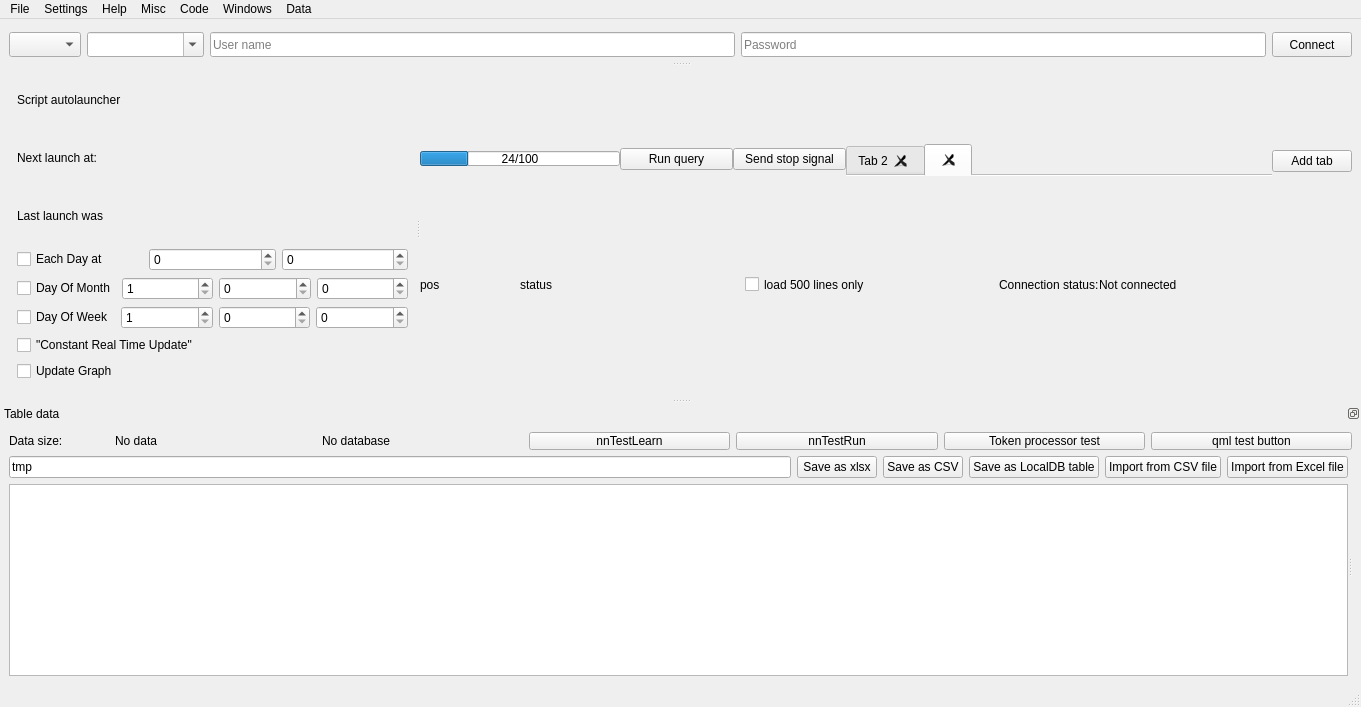
Above: DBLoader CMake/loaderwidnow.ui from gfifgfifofich/DB_loader before the change. Below: the same form after it.
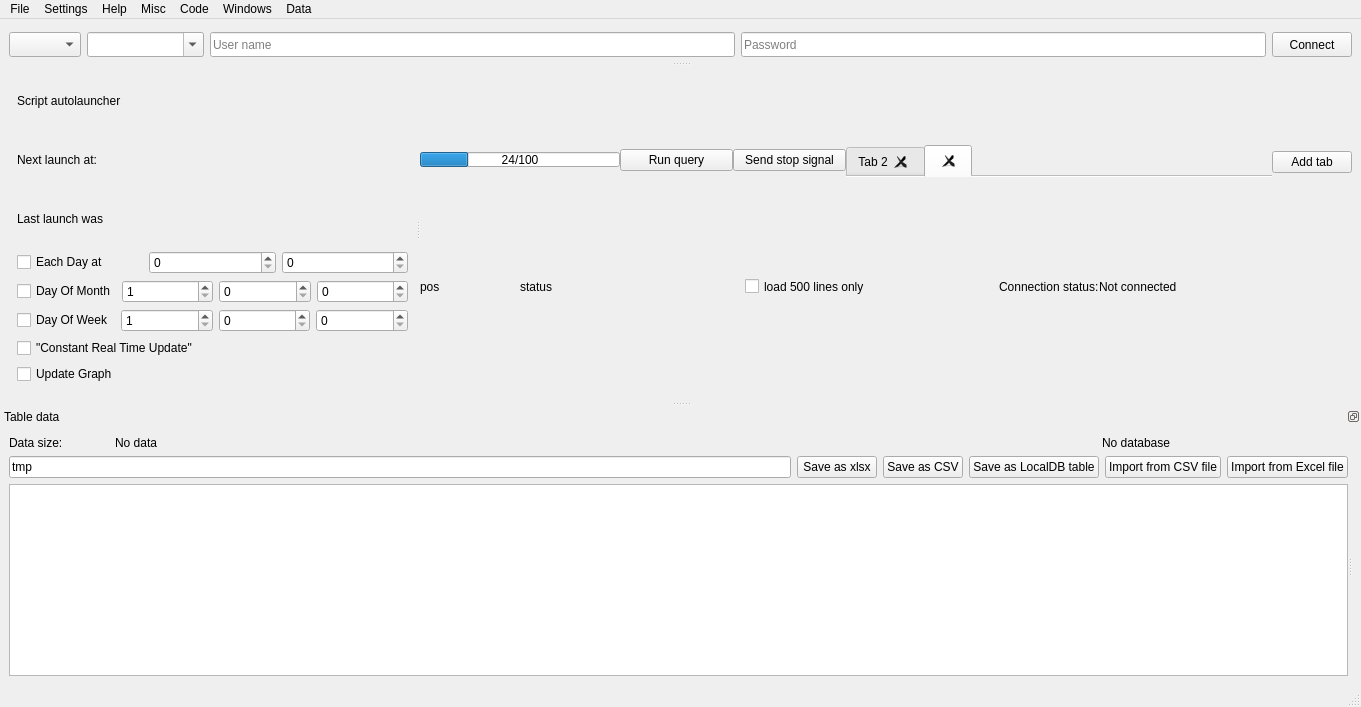
That is the form after the change.

What changed in the file:
```diff
--- a/DBLoader CMake/loaderwidnow.ui
+++ b/DBLoader CMake/loaderwidnow.ui
@@ -735,82 +735,6 @@
          </property>
         </widget>
        </item>
-       <item>
-        <widget class="QPushButton" name="nnTestLearn">
-         <property name="minimumSize">
-          <size>
-           <width>0</width>
-           <height>15</height>
-          </size>
-         </property>
-         <property name="maximumSize">
-          <size>
-           <width>16777215</width>
-           <height>18</height>
-          </size>
-         </property>
-         <property name="text">
-          <string>nnTestLearn</string>
-         </property>
-        </widget>
-       </item>
-       <item>
-        <widget class="QPushButton" name="nnTestRun">
-         <property name="minimumSize">
-          <size>
-           <width>0</width>
-           <height>15</height>
-          </size>
-         </property>
-         <property name="maximumSize">
-          <size>
-           <width>16777215</width>
-           <height>18</height>
-          </size>
-         </property>
-         <property name="text">
-          <string>nnTestRun</string>
-         </property>
-        </widget>
-       </item>
-       <item>
-        <widget class="QPushButton" name="pushButton_2">
-         <property name="minimumSize">
-          <size>
-           <width>0</width>
-           <height>15</height>
-          </size>
-         </property>
-         <property name="maximumSize">
-          <size>
-           <width>16777215</width>
-           <height>18</height>
-          </size>
-         </property>
-         <property name="text">
-          <string>Token processor test</string>
-         </property>
-        </widget>
-       </item>
-       <item>
-        <widget class="QPushButton" name="pushButton">
-         <property name="minimumSize">
-          <size>
-           <width>0</width>
-           <height>15</height>
-          </size>
-         </property>
-         <property name="maximumSize">
-          <size>
-           <width>16777215</width>
-           <height>18</height>
-          </size>
-         </property>
-         <property name="text">
-          <string>qml test button</string>
-         </property>
-        </widget>
-       </item>
       </layout>
      </item>
      <item>
```
